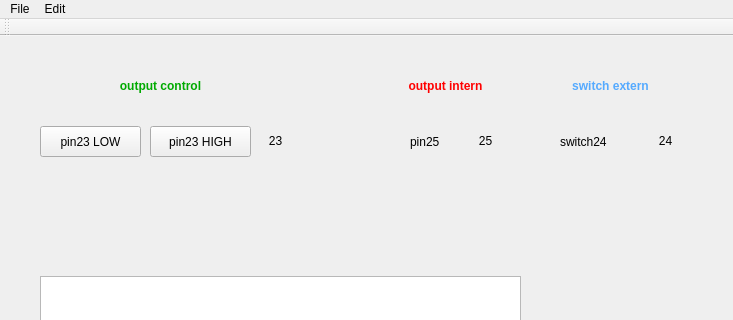
dsyleixa/RaspberryPi, file qt/btns_wiringPi_toolbar_pthread_textedit/mainwindow.ui: the form before one commit; both pictures show x 0 to 733 and y 0 to 320 of the 733 by 535 pixel window.
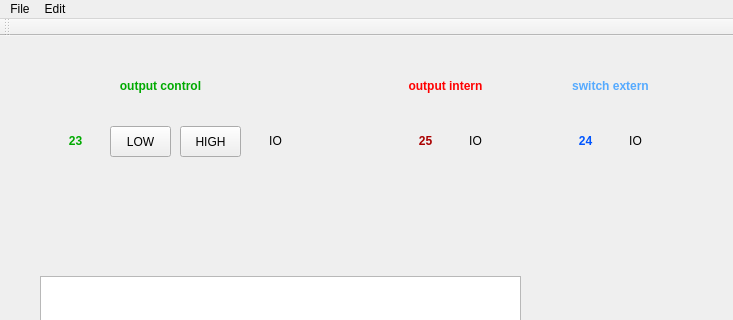
The form after the commit.

What changed in the file:
```diff
--- a/qt/btns_wiringPi_toolbar_pthread_textedit/mainwindow.ui
+++ b/qt/btns_wiringPi_toolbar_pthread_textedit/mainwindow.ui
@@ -30,53 +30,53 @@
    <widget class="QPushButton" name="highButton">
     <property name="geometry">
      <rect>
-      <x>150</x>
+      <x>180</x>
       <y>90</y>
-      <width>101</width>
+      <width>61</width>
       <height>31</height>
      </rect>
     </property>
     <property name="text">
-     <string>pin23 HIGH</string>
+     <string>HIGH</string>
     </property>
    </widget>
    <widget class="QPushButton" name="lowButton">
     <property name="geometry">
      <rect>
-      <x>40</x>
+      <x>110</x>
       <y>90</y>
-      <width>101</width>
+      <width>61</width>
       <height>31</height>
      </rect>
     </property>
     <property name="text">
-     <string>pin23 LOW</string>
+     <string>LOW</string>
     </property>
    </widget>
    <widget class="QLabel" name="label">
     <property name="geometry">
      <rect>
-      <x>560</x>
+      <x>570</x>
       <y>90</y>
-      <width>71</width>
+      <width>31</width>
       <height>31</height>
      </rect>
     </property>
     <property name="text">
-     <string>switch24 </string>
+     <string>&lt;html&gt;&lt;head/&gt;&lt;body&gt;&lt;p align=&quot;center&quot;&gt;&lt;span style=&quot; font-weight:600; color:#0055ff;&quot;&gt;24&lt;/span&gt;&lt;/p&gt;&lt;/body&gt;&lt;/html&gt;</string>
     </property>
    </widget>
    <widget class="QLabel" name="pin24Label">
     <property name="geometry">
      <rect>
-      <x>650</x>
+      <x>620</x>
       <y>90</y>
       <width>31</width>
       <height>31</height>
      </rect>
     </property>
     <property name="text">
-     <string>&lt;html&gt;&lt;head/&gt;&lt;body&gt;&lt;p align=&quot;center&quot;&gt;24&lt;/p&gt;&lt;/body&gt;&lt;/html&gt;</string>
+     <string>&lt;html&gt;&lt;head/&gt;&lt;body&gt;&lt;p align=&quot;center&quot;&gt;IO&lt;/p&gt;&lt;/body&gt;&lt;/html&gt;</string>
     </property>
    </widget>
    <widget class="QLabel" name="pin23Label">
@@ -89,7 +89,7 @@
      </rect>
     </property>
     <property name="text">
-     <string>&lt;html&gt;&lt;head/&gt;&lt;body&gt;&lt;p align=&quot;center&quot;&gt;23&lt;/p&gt;&lt;/body&gt;&lt;/html&gt;</string>
+     <string>&lt;html&gt;&lt;head/&gt;&lt;body&gt;&lt;p align=&quot;center&quot;&gt;IO&lt;/p&gt;&lt;/body&gt;&lt;/html&gt;</string>
     </property>
    </widget>
    <widget class="QLabel" name="label_2">
@@ -97,25 +97,25 @@
      <rect>
       <x>410</x>
       <y>90</y>
-      <width>51</width>
+      <width>31</width>
       <height>31</height>
      </rect>
     </property>
     <property name="text">
-     <string>pin25</string>
+     <string>&lt;html&gt;&lt;head/&gt;&lt;body&gt;&lt;p align=&quot;center&quot;&gt;&lt;span style=&quot; font-weight:600; color:#aa0000;&quot;&gt;25&lt;/span&gt;&lt;/p&gt;&lt;/body&gt;&lt;/html&gt;</string>
     </property>
    </widget>
    <widget class="QLabel" name="label_3">
     <property name="geometry">
      <rect>
-      <x>470</x>
+      <x>460</x>
       <y>90</y>
       <width>31</width>
       <height>31</height>
      </rect>
     </property>
     <property name="text">
-     <string>&lt;html&gt;&lt;head/&gt;&lt;body&gt;&lt;p align=&quot;center&quot;&gt;25&lt;/p&gt;&lt;/body&gt;&lt;/html&gt;</string>
+     <string>&lt;html&gt;&lt;head/&gt;&lt;body&gt;&lt;p align=&quot;center&quot;&gt;IO&lt;/p&gt;&lt;/body&gt;&lt;/html&gt;</string>
     </property>
    </widget>
    <widget class="QLabel" name="label_4">
@@ -184,6 +184,19 @@
      <number>2000</number>
     </property>
    </widget>
+   <widget class="QLabel" name="label_7">
+    <property name="geometry">
+     <rect>
+      <x>60</x>
+      <y>90</y>
+      <width>31</width>
+      <height>31</height>
+     </rect>
+    </property>
+    <property name="text">
+     <string>&lt;html&gt;&lt;head/&gt;&lt;body&gt;&lt;p align=&quot;center&quot;&gt;&lt;span style=&quot; font-weight:600; color:#00aa00;&quot;&gt;23&lt;/span&gt;&lt;/p&gt;&lt;/body&gt;&lt;/html&gt;</string>
+    </property>
+   </widget>
   </widget>
   <widget class="QMenuBar" name="menuBar">
    <property name="geometry">
```
